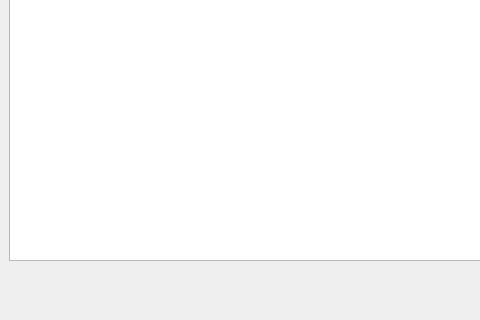
Before: the Qt Designer form mainwindow.ui in VladosYetti/CourseWork-TrafficLights-KNT-119, drawn with Qt 5; both pictures show x 0 to 480 and y 230 to 550 of the 750 by 550 pixel window.
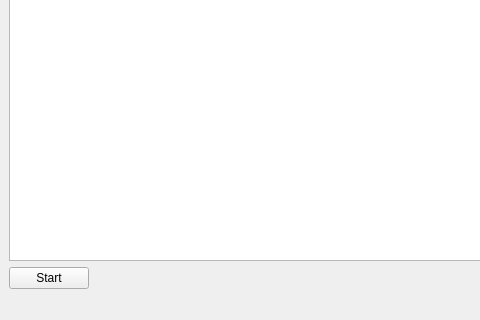
After: the same form once the commit is applied. Icons and pictures are not drawn.

```diff
--- a/mainwindow.ui
+++ b/mainwindow.ui
@@ -32,6 +32,13 @@
     </item>
     <item>
      <layout class="QHBoxLayout" name="horizontalLayout">
+      <item>
+       <widget class="QPushButton" name="Start">
+        <property name="text">
+         <string>Start</string>
+        </property>
+       </widget>
+      </item>
       <item>
        <spacer name="horizontalSpacer">
         <property name="orientation">
```
